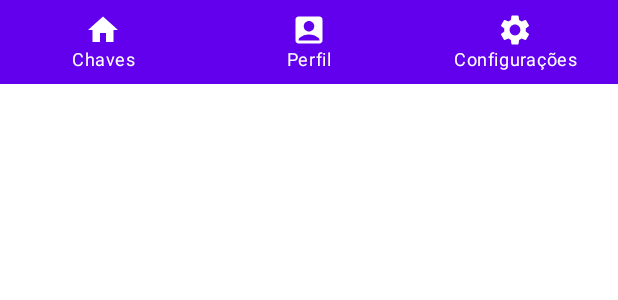
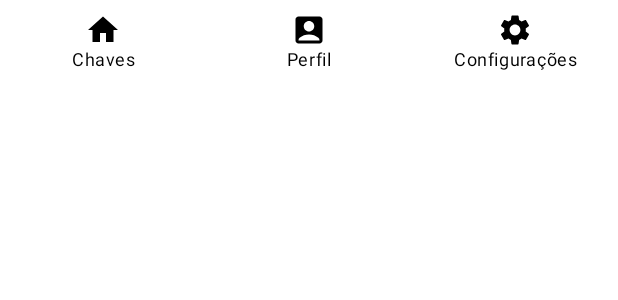
Before and after one commit to karlgama/contactless, an Android app built with Jetpack Compose: the @Preview function preview, on a phone screen of 412 x 824 dp. Shown: the top 300 px of the screen. Run offline under Robolectric (Android 15) with nearby library versions, the phone set to English and light mode, and no system bars.

Commit message:
change background color from bottom bar

```diff
--- a/app/src/main/java/impacta/contactless/ui/components/BottomNavigationBar.kt
+++ b/app/src/main/java/impacta/contactless/ui/components/BottomNavigationBar.kt
@@ -17,11 +17,13 @@ import androidx.compose.material.icons.filled.AccountBox
 import androidx.compose.material.icons.filled.Favorite
 import androidx.compose.material.icons.filled.Search
 import androidx.compose.material.icons.filled.Settings
+import androidx.compose.ui.graphics.Color
+import impacta.contactless.ui.theme.LightGreen
 
 @Composable
 fun BottomNavigationBar() {
     BottomNavigation(
-        backgroundColor = MaterialTheme.colors.primary,
+        backgroundColor = Color.White,
         modifier = Modifier.fillMaxWidth()
     ) {
         BottomNavigationItem(
--- a/app/src/main/java/impacta/contactless/ui/theme/Color.kt
+++ b/app/src/main/java/impacta/contactless/ui/theme/Color.kt
@@ -2,7 +2,7 @@ package impacta.contactless.ui.theme
 
 import androidx.compose.ui.graphics.Color
 
-val LightGreen = Color(117,255,104,0)
+val LightGreen = Color(117, 255, 104)
 
 val Purple80 = Color(0xFFD0BCFF)
 val PurpleGrey80 = Color(0xFFCCC2DC)
```
Also changed, not shown: 43 other files.
